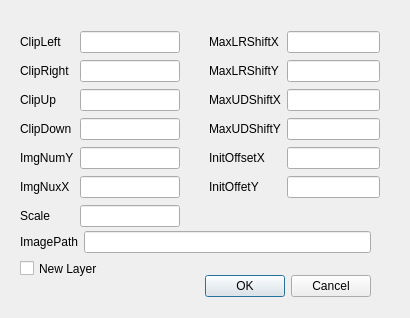
Before: the Qt Designer form StitchView/cparadialog.ui in chenyufjfz/ChipPintu, drawn with Qt 5.
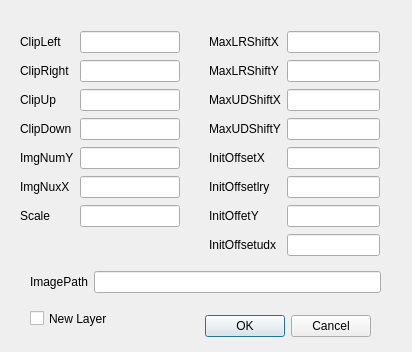
After: the same form once the commit is applied.

What changed in the file:
```diff
--- a/StitchView/cparadialog.ui
+++ b/StitchView/cparadialog.ui
@@ -6,8 +6,8 @@
    <rect>
     <x>0</x>
     <y>0</y>
-    <width>410</width>
-    <height>318</height>
+    <width>412</width>
+    <height>352</height>
    </rect>
   </property>
   <property name="windowTitle">
@@ -16,9 +16,9 @@
   <widget class="QDialogButtonBox" name="buttonBox">
    <property name="geometry">
     <rect>
-     <x>30</x>
-     <y>270</y>
-     <width>341</width>
+     <x>150</x>
+     <y>310</y>
+     <width>221</width>
      <height>32</height>
     </rect>
    </property>
@@ -117,7 +117,7 @@
      <x>209</x>
      <y>30</y>
      <width>171</width>
-     <height>169</height>
+     <height>227</height>
     </rect>
    </property>
    <layout class="QGridLayout" name="gridLayout_2">
@@ -171,7 +171,10 @@
     <item row="4" column="1">
      <widget class="QLineEdit" name="init_offset_x"/>
     </item>
-    <item row="5" column="0">
+    <item row="6" column="1">
+     <widget class="QLineEdit" name="init_offset_y"/>
+    </item>
+    <item row="6" column="0">
      <widget class="QLabel" name="label_11">
       <property name="text">
        <string>InitOffetY</string>
@@ -179,15 +182,32 @@
      </widget>
     </item>
     <item row="5" column="1">
-     <widget class="QLineEdit" name="init_offset_y"/>
+     <widget class="QLineEdit" name="init_offset_lry"/>
+    </item>
+    <item row="5" column="0">
+     <widget class="QLabel" name="label_12">
+      <property name="text">
+       <string>InitOffsetlry</string>
+      </property>
+     </widget>
+    </item>
+    <item row="7" column="1">
+     <widget class="QLineEdit" name="init_offset_udx"/>
+    </item>
+    <item row="7" column="0">
+     <widget class="QLabel" name="label_14">
+      <property name="text">
+       <string>InitOffsetudx</string>
+      </property>
+     </widget>
     </item>
    </layout>
   </widget>
   <widget class="QWidget" name="layoutWidget">
    <property name="geometry">
     <rect>
-     <x>20</x>
-     <y>230</y>
+     <x>30</x>
+     <y>270</y>
      <width>351</width>
      <height>24</height>
     </rect>
@@ -208,8 +228,8 @@
   <widget class="QCheckBox" name="new_layer">
    <property name="geometry">
     <rect>
-     <x>20</x>
-     <y>260</y>
+     <x>30</x>
+     <y>310</y>
      <width>81</width>
      <height>17</height>
     </rect>
```
Left out of the diff: 6 changed lines with no effect on the pictures.
